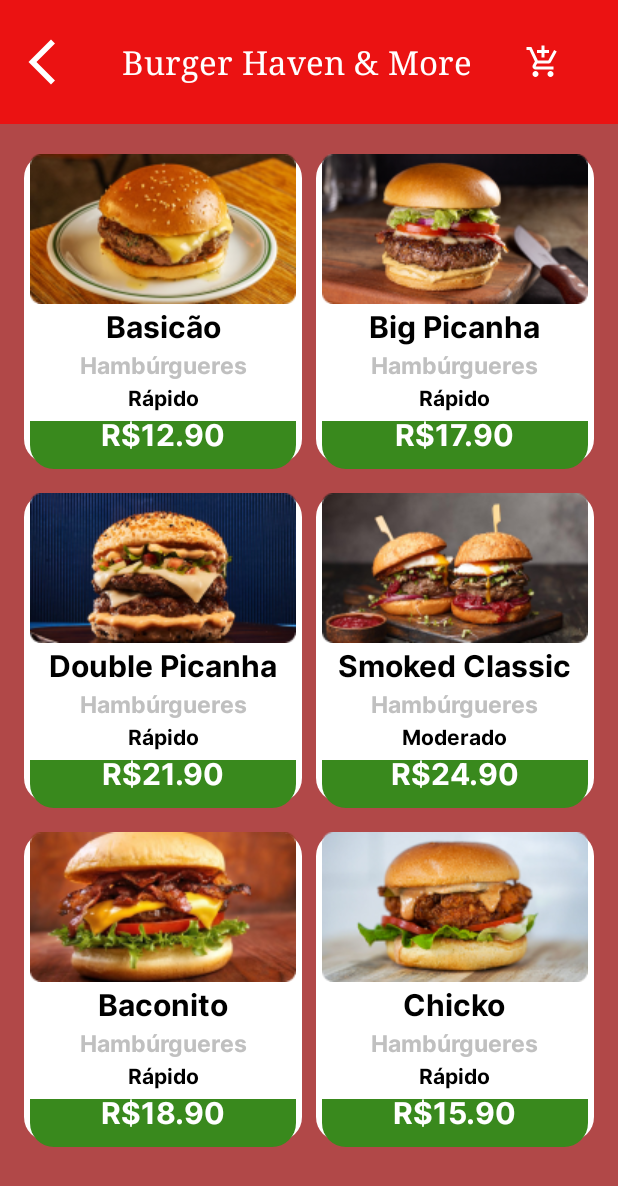
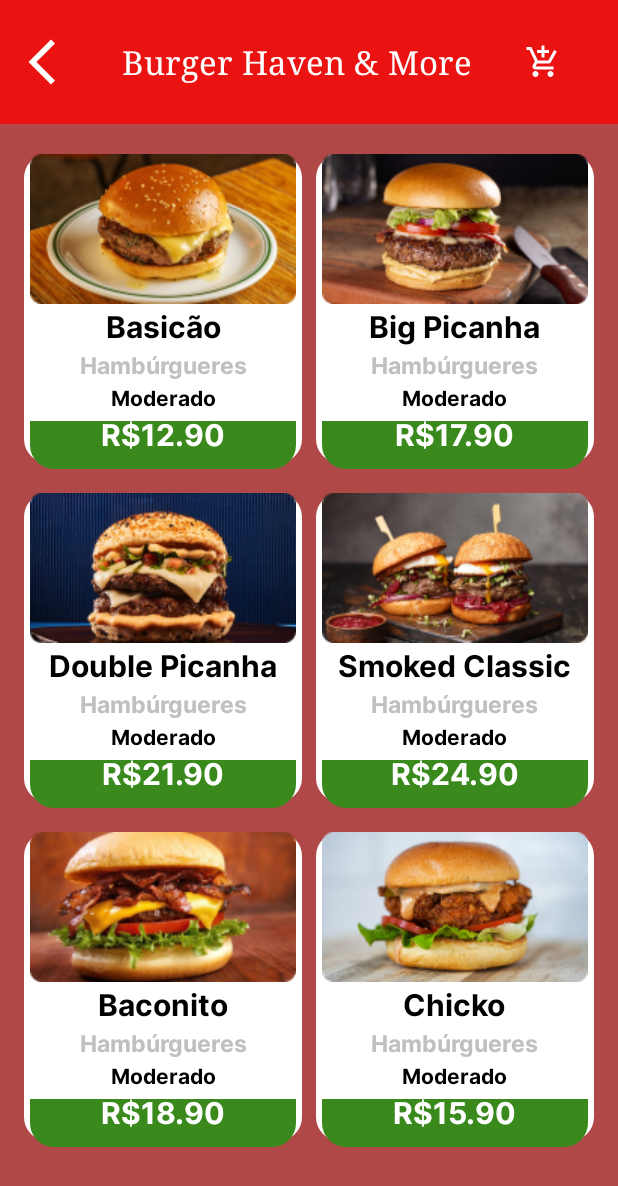
Before and after one commit to Joaosa100/Restaurant-Menu-Kotlin-Android, an Android app: the MenuHamb screen opened directly, with no data from a screen before it, on a phone screen of 412 x 824 dp. Shown: the top 1186 px of the screen. Run offline under Robolectric (Android 15) with nearby library versions, the phone set to English and light mode, and no system bars.

Commit message:
add time lapse to cart menu

```diff
--- a/app/src/main/java/com/example/kotlin_learn/MenuBeer.kt
+++ b/app/src/main/java/com/example/kotlin_learn/MenuBeer.kt
@@ -26,6 +26,7 @@ class MenuBeer : AppCompatActivity() {
             val produto = Produto(
                 getString(R.string.entPaoDeAlho),
                 getString(R.string.ent),
+                getString(R.string.fastTime),
                 getString(R.string.entPaoDeAlhoPrice)
             )
             CarrinhoSingleton.adicionarProduto(produto)
@@ -36,6 +37,7 @@ class MenuBeer : AppCompatActivity() {
             val produto = Produto(
                 getString(R.string.entArancine),
                 getString(R.string.ent),
+                getString(R.string.fastTime),
                 getString(R.string.entArancinePrice),
             )
             CarrinhoSingleton.adicionarProduto(produto)
@@ -46,6 +48,7 @@ class MenuBeer : AppCompatActivity() {
             val produto = Produto(
                 getString(R.string.entRosbife),
                 getString(R.string.ent),
+                getString(R.string.fastTime),
                 getString(R.string.entRosbifePrice)
             )
             CarrinhoSingleton.adicionarProduto(produto)
@@ -56,6 +59,7 @@ class MenuBeer : AppCompatActivity() {
             val produto = Produto(
                 getString(R.string.entBrusqueta),
                 getString(R.string.ent),
+                getString(R.string.fastTime),
                 getString(R.string.entBrusquetaPrice)
             )
             CarrinhoSingleton.adicionarProduto(produto)
--- a/app/src/main/java/com/example/kotlin_learn/MenuHamb.kt
+++ b/app/src/main/java/com/example/kotlin_learn/MenuHamb.kt
@@ -28,6 +28,7 @@ class MenuHamb : AppCompatActivity() {
             val produto = Produto(
                 getString(R.string.hambbasicao),
                 getString(R.string.hamb),
+                getString(R.string.moderateTime),
                 getString(R.string.hambbasicaoprice)
             )
             CarrinhoSingleton.adicionarProduto(produto)
@@ -39,6 +40,7 @@ class MenuHamb : AppCompatActivity() {
             val produto = Produto(
                 getString(R.string.hambBigPicanha),
                 getString(R.string.hamb),
+                getString(R.string.moderateTime),
                 getString(R.string.hambbigpicanhaprice)
             )
             CarrinhoSingleton.adicionarProduto(produto)
@@ -49,6 +51,7 @@ class MenuHamb : AppCompatActivity() {
             val produto = Produto(
                 getString(R.string.hambDoublePicanha),
                 getString(R.string.hamb),
+                getString(R.string.moderateTime),
                 getString(R.string.hambdoublepicanhaprice)
             )
             CarrinhoSingleton.adicionarProduto(produto)
@@ -59,6 +62,7 @@ class MenuHamb : AppCompatActivity() {
             val produto = Produto(
                 getString(R.string.hambSmokedClassic),
                 getString(R.string.hamb),
+                getString(R.string.moderateTime),
                 getString(R.string.hambsmokedclassicprice)
             )
             CarrinhoSingleton.adicionarProduto(produto)
@@ -69,6 +73,7 @@ class MenuHamb : AppCompatActivity() {
             val produto = Produto(
                 getString(R.string.hambBaconito),
                 getString(R.string.hamb),
+                getString(R.string.moderateTime),
                 getString(R.string.hambBaconitoprice)
             )
             CarrinhoSingleton.adicionarProduto(produto)
@@ -79,6 +84,7 @@ class MenuHamb : AppCompatActivity() {
             val produto = Produto(
                 getString(R.string.hambChicko),
                 getString(R.string.hamb),
+                getString(R.string.moderateTime),
                 getString(R.string.hambChickoprice)
             )
             CarrinhoSingleton.adicionarProduto(produto)
--- a/app/src/main/java/com/example/kotlin_learn/MenuPizza.kt
+++ b/app/src/main/java/com/example/kotlin_learn/MenuPizza.kt
@@ -26,6 +26,7 @@ class MenuPizza : AppCompatActivity() {
             val produto = Produto(
                 getString(R.string.pizzaMista),
                 getString(R.string.pizza),
+                getString(R.string.longTime),
                 getString(R.string.pizzaMistaPrice)
             )
             CarrinhoSingleton.adicionarProduto(produto)
@@ -36,6 +37,7 @@ class MenuPizza : AppCompatActivity() {
             val produto = Produto(
                 getString(R.string.pizzaQuatroQueijos),
                 getString(R.string.pizza),
+                getString(R.string.longTime),
                 getString(R.string.pizzaQuatroQueijosPrice)
             )
             CarrinhoSingleton.adicionarProduto(produto)
@@ -46,6 +48,7 @@ class MenuPizza : AppCompatActivity() {
             val produto = Produto(
                 getString(R.string.pizzaCalabresa),
                 getString(R.string.pizza),
+                getString(R.string.longTime),
                 getString(R.string.pizzaCalabresaPrice)
             )
             CarrinhoSingleton.adicionarProduto(produto)
@@ -56,6 +59,7 @@ class MenuPizza : AppCompatActivity() {
             val produto = Produto(
                 getString(R.string.pizzaCarneSol),
                 getString(R.string.pizza),
+                getString(R.string.longTime),
                 getString(R.string.pizzaCarneSolPrice)
             )
             CarrinhoSingleton.adicionarProduto(produto)
--- a/app/src/main/java/com/example/kotlin_learn/MenuSaladas.kt
+++ b/app/src/main/java/com/example/kotlin_learn/MenuSaladas.kt
@@ -26,6 +26,7 @@ class MenuSaladas : AppCompatActivity() {
             val produto = Produto(
                 getString(R.string.organicSaladaAbacate),
                 getString(R.string.organic),
+                getString(R.string.moderateTime),
                 getString(R.string.organicSaladaAbacatePrice)
             )
             CarrinhoSingleton.adicionarProduto(produto)
@@ -36,6 +37,7 @@ class MenuSaladas : AppCompatActivity() {
             val produto = Produto(
                 getString(R.string.organicSaladaOvo),
                 getString(R.string.organic),
+                getString(R.string.longTime),
                 getString(R.string.organicSaladaOvoPrice)
             )
             CarrinhoSingleton.adicionarProduto(produto)
@@ -46,6 +48,7 @@ class MenuSaladas : AppCompatActivity() {
             val produto = Produto(
                 getString(R.string.organicSaladaRepolhoRoxo),
                 getString(R.string.organic),
+                getString(R.string.moderateTime),
                 getString(R.string.organicSaladaRepolhoRoxoPrice)
             )
             CarrinhoSingleton.adicionarProduto(produto)
@@ -56,6 +59,7 @@ class MenuSaladas : AppCompatActivity() {
             val produto = Produto(
                 getString(R.string.organicSaladaGraoDeBico),
                 getString(R.string.organic),
+                getString(R.string.moderateTime),
                 getString(R.string.organicSaladaGraoDeBicoPrice)
             )
             CarrinhoSingleton.adicionarProduto(produto)
--- a/app/src/main/java/com/example/kotlin_learn/MenuSoda.kt
+++ b/app/src/main/java/com/example/kotlin_learn/MenuSoda.kt
@@ -28,6 +28,7 @@ class MenuSoda : AppCompatActivity() {
             val produto = Produto(
                 getString(R.string.sodaCocaCola),
                 getString(R.string.soda),
+                getString(R.string.fastTime),
                 getString(R.string.sodaCocaColaPrice)
             )
             CarrinhoSingleton.adicionarProduto(produto)
@@ -38,6 +39,7 @@ class MenuSoda : AppCompatActivity() {
             val produto = Produto(
                 getString(R.string.sodaPepsi),
                 getString(R.string.soda),
+                getString(R.string.fastTime),
                 getString(R.string.sodaPepsiPrice)
             )
             CarrinhoSingleton.adicionarProduto(produto)
@@ -48,6 +50,7 @@ class MenuSoda : AppCompatActivity() {
             val produto = Produto(
                 getString(R.string.sodaGuaranaJesus),
                 getString(R.string.soda),
+                getString(R.string.fastTime),
                 getString(R.string.sodaGuaranaJesusPrice)
             )
             CarrinhoSingleton.adicionarProduto(produto)
@@ -58,6 +61,7 @@ class MenuSoda : AppCompatActivity() {
             val produto = Produto(
                 getString(R.string.sodaSaoGeraldo),
                 getString(R.string.soda),
+                getString(R.string.fastTime),
                 getString(R.string.sodaSaoGeraldoPrice)
             )
             CarrinhoSingleton.adicionarProduto(produto)
@@ -68,6 +72,7 @@ class MenuSoda : AppCompatActivity() {
             val produto = Produto(
                 getString(R.string.sodaItaipava),
                 getString(R.string.soda),
+                getString(R.string.fastTime),
                 getString(R.string.sodaItaipavaPrice)
             )
             CarrinhoSingleton.adicionarProduto(produto)
@@ -78,6 +83,7 @@ class MenuSoda : AppCompatActivity() {
             val produto = Produto(
                 getString(R.string.sodaHeineken),
                 getString(R.string.soda),
+                getString(R.string.fastTime),
                 getString(R.string.sodaHeinekenPrice)
             )
             CarrinhoSingleton.adicionarProduto(produto)
--- a/app/src/main/java/com/example/kotlin_learn/Produto.kt
+++ b/app/src/main/java/com/example/kotlin_learn/Produto.kt
@@ -3,5 +3,6 @@ package com.example.kotlin_learn
 data class Produto(
     val nome: String,
     val tipo: String,
+    val tempo: String,
     val preco: String
 )
--- a/app/src/main/res/layout/activity_menu_hamb.xml
+++ b/app/src/main/res/layout/activity_menu_hamb.xml
@@ -120,7 +120,7 @@
         android:id="@+id/hambBasicaoTime"
         android:layout_width="wrap_content"
         android:layout_height="wrap_content"
-        android:text="@string/fastTime"
+        android:text="@string/moderateTime"
         app:layout_constraintStart_toStartOf="@+id/hambBasicao"
         app:layout_constraintTop_toBottomOf="@+id/hamburgueresDescription"
         app:layout_constraintEnd_toEndOf="@+id/hambBasicao"
@@ -222,7 +222,7 @@
         android:id="@+id/hambBigPicanhaTime"
         android:layout_width="wrap_content"
         android:layout_height="wrap_content"
-        android:text="@string/fastTime"
+        android:text="@string/moderateTime"
         app:layout_constraintStart_toStartOf="@+id/bigPicanha"
         app:layout_constraintTop_toBottomOf="@+id/hamburgueresDescription"
         app:layout_constraintEnd_toEndOf="@+id/bigPicanha"
@@ -325,7 +325,7 @@
         android:id="@+id/hambDoublePicanhaTime"
         android:layout_width="wrap_content"
         android:layout_height="wrap_content"
-        android:text="@string/fastTime"
+        android:text="@string/moderateTime"
         app:layout_constraintStart_toStartOf="@+id/doublePicanha"
         app:layout_constraintTop_toBottomOf="@+id/doublePicanhaDescription"
         app:layout_constraintEnd_toEndOf="@+id/doublePicanha"
@@ -530,7 +530,7 @@
         android:id="@+id/baconitoTime"
         android:layout_width="wrap_content"
         android:layout_height="wrap_content"
-        android:text="@string/fastTime"
+        android:text="@string/moderateTime"
         app:layout_constraintStart_toStartOf="@+id/baconito"
         app:layout_constraintTop_toBottomOf="@+id/baconitoDescription"
         app:layout_constraintEnd_toEndOf="@+id/baconito"
@@ -633,7 +633,7 @@
         android:id="@+id/chickoTime"
         android:layout_width="wrap_content"
         android:layout_height="wrap_content"
-        android:text="@string/fastTime"
+        android:text="@string/moderateTime"
         app:layout_constraintStart_toStartOf="@+id/chicko"
         app:layout_constraintTop_toBottomOf="@+id/chickoDescription"
         app:layout_constraintEnd_toEndOf="@+id/chicko"
```
Also changed, not shown: app/src/main/java/com/example/kotlin_learn/CarrinhoActivity.kt (+8 -4 lines), app/src/main/java/com/example/kotlin_learn/MenuDessert.kt (+8 -0 lines).
